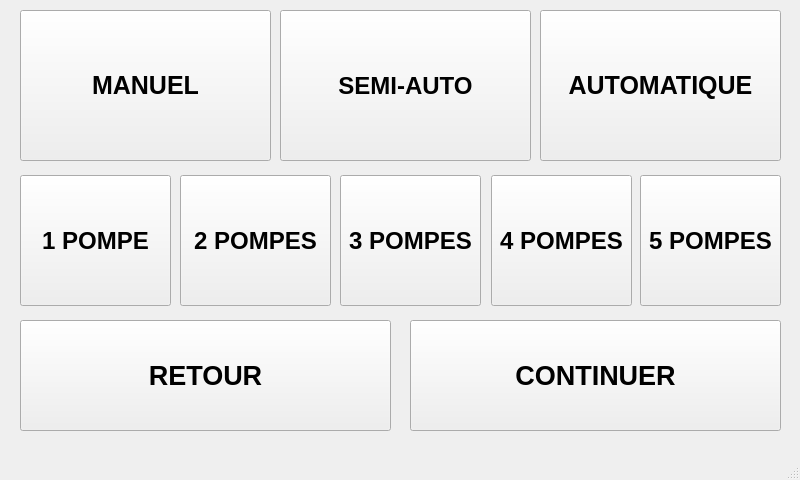
Above: pagemodeetpompe.ui from YanisKer/ProjetPomme before the change. Below: the same form after it.
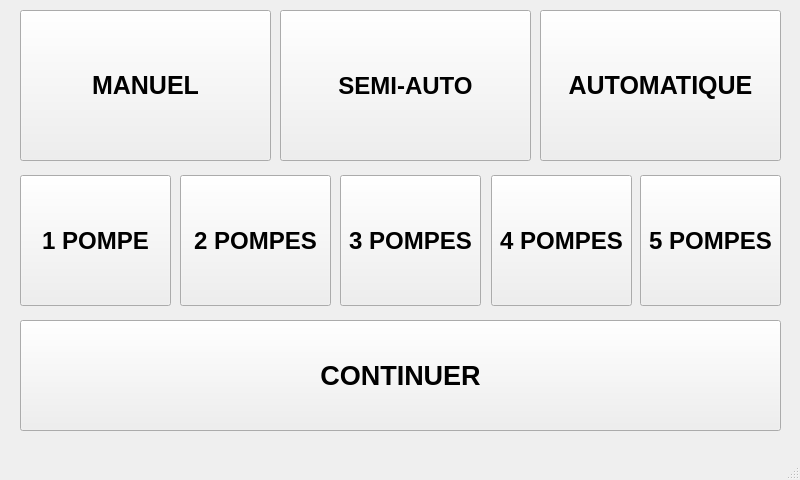
That is the form after the change.

Diff of the .ui file:
```diff
--- a/pagemodeetpompe.ui
+++ b/pagemodeetpompe.ui
@@ -169,28 +169,9 @@
    <widget class="QPushButton" name="pb_continuer">
     <property name="geometry">
      <rect>
-      <x>410</x>
-      <y>320</y>
-      <width>371</width>
-      <height>111</height>
-     </rect>
-    </property>
-    <property name="font">
-     <font>
-      <pointsize>20</pointsize>
-      <bold>true</bold>
-     </font>
-    </property>
-    <property name="text">
-     <string>CONTINUER</string>
-    </property>
-   </widget>
-   <widget class="QPushButton" name="pushButton_3">
-    <property name="geometry">
-     <rect>
       <x>20</x>
       <y>320</y>
-      <width>371</width>
+      <width>761</width>
       <height>111</height>
      </rect>
     </property>
@@ -201,7 +182,7 @@
      </font>
     </property>
     <property name="text">
-     <string>RETOUR</string>
+     <string>CONTINUER</string>
     </property>
    </widget>
   </widget>
```
